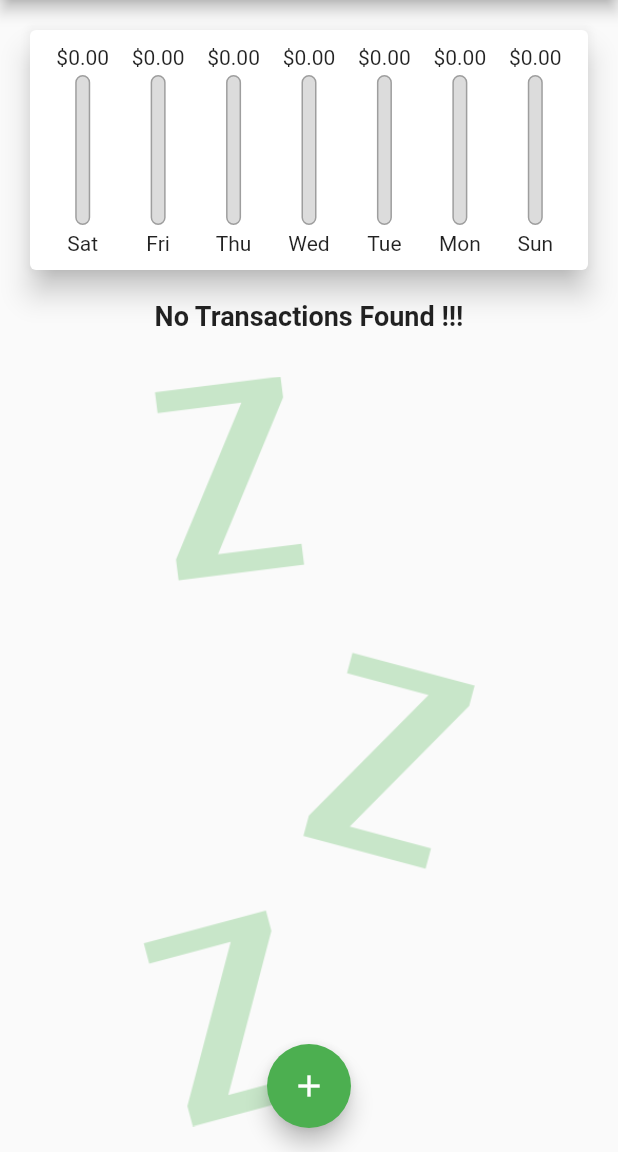
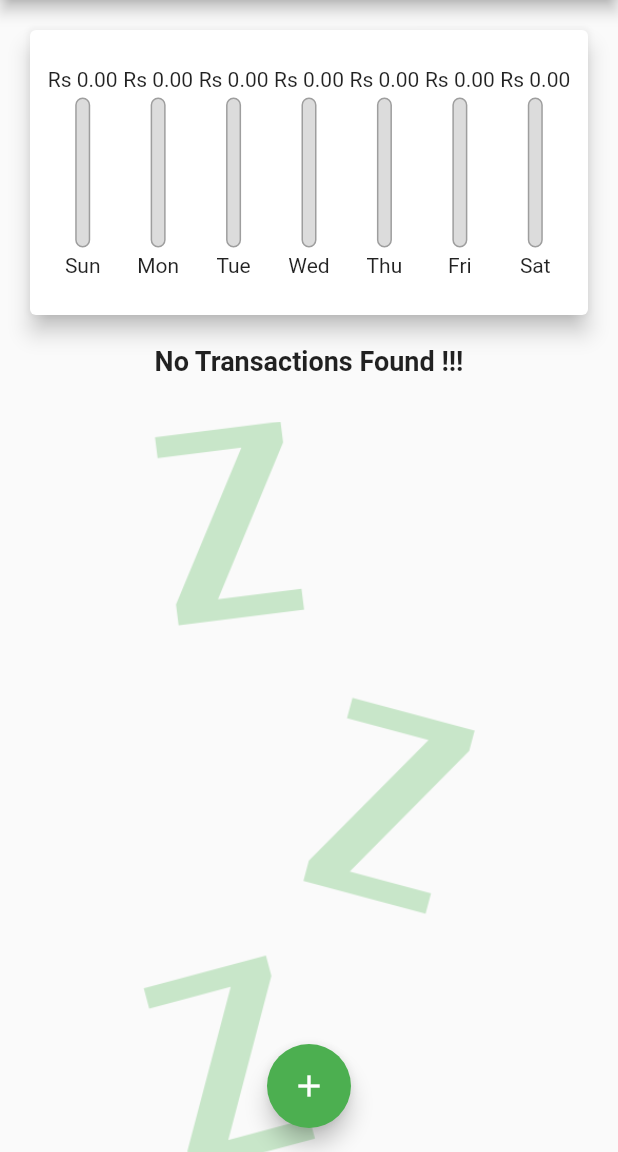
Before and after one commit to karanvatish/expense_manager, a Flutter app: the screen it shows after launch, on a phone screen of 412 x 824 dp, the part 84-1236 px from its top. Run offline on Flutter 3.47's test engine with Material 2 defaults, Android fonts, the phone set to English and light mode, and no system bars; Roboto replaces fonts that are missing (OpenSans).

Commit message:
imporved charts and changed text button to elevated button in Add new transaction

```diff
--- a/lib/widgets/chart.dart
+++ b/lib/widgets/chart.dart
@@ -23,7 +23,7 @@ class Charts extends StatelessWidget {
       }
 
       return {'day': DateFormat.E().format(weekDay), 'amount': totalSum};
-    });
+    }).reversed.toList();
   }
 
   double get maxSpending {
@@ -36,7 +36,7 @@ class Charts extends StatelessWidget {
     return Card(
       margin: EdgeInsets.all(20),
       child: Padding(
-        padding: const EdgeInsets.all(10),
+        padding: const EdgeInsets.symmetric(horizontal: 10, vertical: 25),
         child: Row(
             mainAxisAlignment: MainAxisAlignment.spaceAround,
             children: groupedTransactionValues.map((data) {
@@ -51,7 +51,7 @@ class Charts extends StatelessWidget {
               );
             }).toList()),
       ),
-      elevation: 8,
+      elevation: 6,
     );
   }
 }
--- a/lib/widgets/chart_bar.dart
+++ b/lib/widgets/chart_bar.dart
@@ -16,7 +16,7 @@ class ChartBar extends StatelessWidget {
   Widget build(BuildContext context) {
     return Column(
       children: [
-        FittedBox(child: Text('\$${spendingAmt.toStringAsFixed(2)}')),
+        FittedBox(child: Text('Rs ${spendingAmt.toStringAsFixed(2)}')),
         SizedBox(height: 4),
         Container(
           height: 100,
--- a/lib/widgets/new_transaction.dart
+++ b/lib/widgets/new_transaction.dart
@@ -49,7 +49,7 @@ class _NewTransactionState extends State<NewTransaction> {
               keyboardType: TextInputType.number,
               onSubmitted: (_) => submitData(),
             ),
-            TextButton(
+            ElevatedButton(
               onPressed: submitData,
               child: const Text(
                 'Add Transaction',
```
Also changed, not shown: lib/main.dart (+7 -5 lines), lib/widgets/transaction_list.dart (+11 -22 lines).
